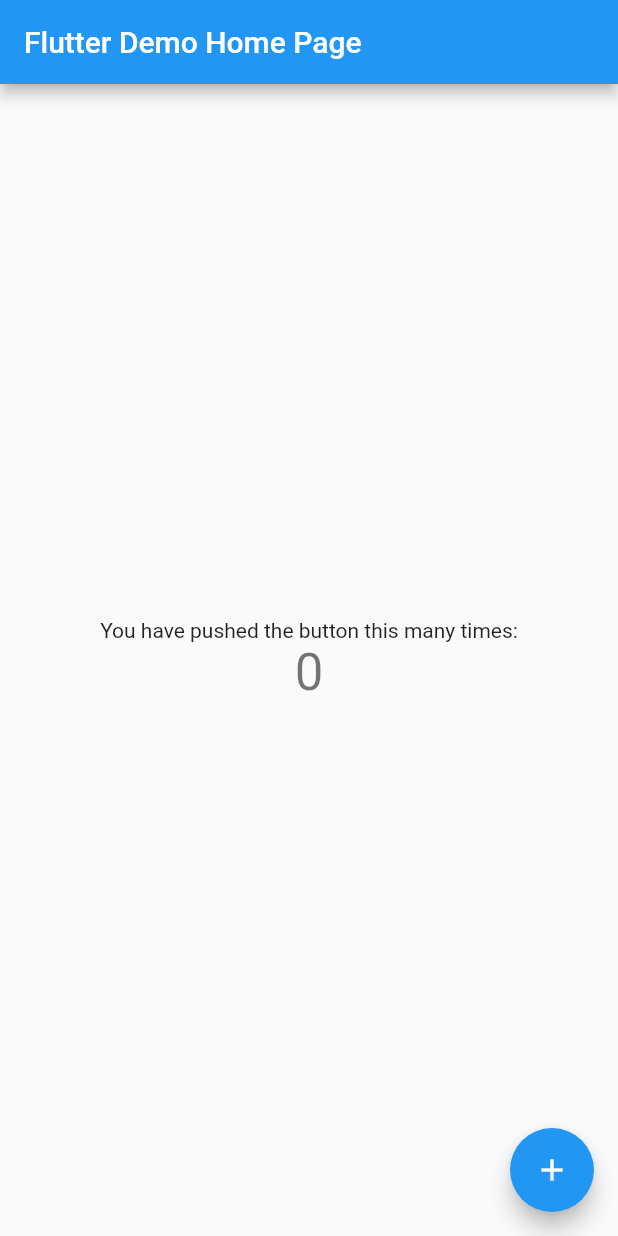
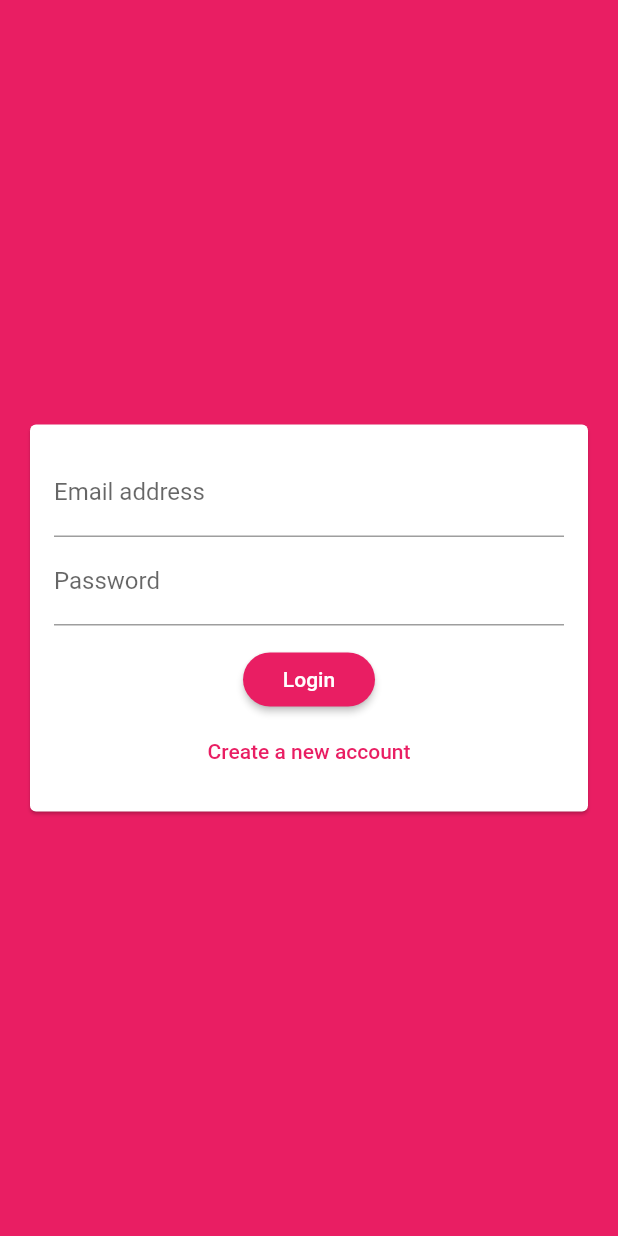
Before and after one commit to AndryRana/resakay, a Flutter app: the screen it shows after launch, on a phone screen of 412 x 824 dp. Run offline on Flutter 3.47's test engine with Material 2 defaults, Android fonts, the phone set to English and light mode, and no system bars; our stand-ins replace cloud_firestore, firebase_auth; accounts and stored records are empty.

Commit message:
Firebase, Image Upload, Push Notifications - Building a Chat App - 313 -  Flutter & the Firebase SDK - 314. Adding *GoogleServices-Info.plist* correctly to iOS - 315. Rendering Stream Data with StreamBuilder -316. Adding Data - 317. A Basic Authentication Screen - 318. Adding an App Theme - 319. Creating an Authentication Form - 320. Connecting Auth Form & Auth Screen -321. Adding the firebase_auth Packag -322. Implementing Authentication

```diff
--- a/lib/main.dart
+++ b/lib/main.dart
@@ -1,4 +1,7 @@
 import 'package:flutter/material.dart';
+
+import 'package:resakay/screens/auth_screen.dart';
+import './screens/chat_screen.dart';
 
 void main() {
   runApp(MyApp());
@@ -9,109 +12,22 @@ class MyApp extends StatelessWidget {
   @override
   Widget build(BuildContext context) {
     return MaterialApp(
-      title: 'Flutter Demo',
+      title: 'Resakay',
       theme: ThemeData(
-        // This is the theme of your application.
-        //
-        // Try running your application with "flutter run". You'll see the
-        // application has a blue toolbar. Then, without quitting the app, try
-        // changing the primarySwatch below to Colors.green and then invoke
-        // "hot reload" (press "r" in the console where you ran "flutter run",
-        // or simply save your changes to "hot reload" in a Flutter IDE).
-        // Notice that the counter didn't reset back to zero; the application
-        // is not restarted.
-        primarySwatch: Colors.blue,
-        // This makes the visual density adapt to the platform that you run
-        // the app on. For desktop platforms, the controls will be smaller and
-        // closer together (more dense) than on mobile platforms.
+        primarySwatch: Colors.pink,
+        backgroundColor: Colors.pink,
+        accentColor: Colors.deepPurple,
+        accentColorBrightness: Brightness.dark,
         visualDensity: VisualDensity.adaptivePlatformDensity,
+        buttonTheme: ButtonTheme.of(context).copyWith(
+          buttonColor: Colors.pink,
+          textTheme: ButtonTextTheme.primary,
+          shape: RoundedRectangleBorder(
+            borderRadius: BorderRadius.circular(20),
+          ),
+        ),
       ),
-      home: MyHomePage(title: 'Flutter Demo Home Page'),
+      home: AuthScreen(),
     );
   }
 }
-
-class MyHomePage extends StatefulWidget {
-  MyHomePage({Key key, this.title}) : super(key: key);
-
-  // This widget is the home page of your application. It is stateful, meaning
-  // that it has a State object (defined below) that contains fields that affect
-  // how it looks.
-
-  // This class is the configuration for the state. It holds the values (in this
-  // case the title) provided by the parent (in this case the App widget) and
-  // used by the build method of the State. Fields in a Widget subclass are
-  // always marked "final".
-
-  final String title;
-
-  @override
-  _MyHomePageState createState() => _MyHomePageState();
-}
-
-class _MyHomePageState extends State<MyHomePage> {
-  int _counter = 0;
-
-  void _incrementCounter() {
-    setState(() {
-      // This call to setState tells the Flutter framework that something has
-      // changed in this State, which causes it to rerun the build method below
-      // so that the display can reflect the updated values. If we changed
-      // _counter without calling setState(), then the build method would not be
-      // called again, and so nothing would appear to happen.
-      _counter++;
-    });
-  }
-
-  @override
-  Widget build(BuildContext context) {
-    // This method is rerun every time setState is called, for instance as done
-    // by the _incrementCounter method above.
-    //
-    // The Flutter framework has been optimized to make rerunning build methods
-    // fast, so that you can just rebuild anything that needs updating rather
-    // than having to individually change instances of widgets.
-    return Scaffold(
-      appBar: AppBar(
-        // Here we take the value from the MyHomePage object that was created by
-        // the App.build method, and use it to set our appbar title.
-        title: Text(widget.title),
-      ),
-      body: Center(
-        // Center is a layout widget. It takes a single child and positions it
-        // in the middle of the parent.
-        child: Column(
-          // Column is also a layout widget. It takes a list of children and
-          // arranges them vertically. By default, it sizes itself to fit its
-          // children horizontally, and tries to be as tall as its parent.
-          //
-          // Invoke "debug painting" (press "p" in the console, choose the
-          // "Toggle Debug Paint" action from the Flutter Inspector in Android
-          // Studio, or the "Toggle Debug Paint" command in Visual Studio Code)
-          // to see the wireframe for each widget.
-          //
-          // Column has various properties to control how it sizes itself and
-          // how it positions its children. Here we use mainAxisAlignment to
-          // center the children vertically; the main axis here is the vertical
-          // axis because Columns are vertical (the cross axis would be
-          // horizontal).
-          mainAxisAlignment: MainAxisAlignment.center,
-          children: <Widget>[
-            Text(
-              'You have pushed the button this many times:',
-            ),
-            Text(
-              '$_counter',
-              style: Theme.of(context).textTheme.headline4,
-            ),
-          ],
-        ),
-      ),
-      floatingActionButton: FloatingActionButton(
-        onPressed: _incrementCounter,
-        tooltip: 'Increment',
-        child: Icon(Icons.add),
-      ), // This trailing comma makes auto-formatting nicer for build methods.
-    );
-  }
-}
--- /dev/null
+++ b/lib/screens/auth_screen.dart
@@ -0,0 +1,61 @@
+import 'package:flutter/material.dart';
+import 'package:firebase_auth/firebase_auth.dart';
+import 'package:flutter/services.dart';
+
+import 'package:resakay/widgets/auth/auth_form.dart';
+
+class AuthScreen extends StatefulWidget {
+  @override
+  _AuthScreenState createState() => _AuthScreenState();
+}
+
+class _AuthScreenState extends State<AuthScreen> {
+  final _auth = FirebaseAuth.instance;
+
+  void _submitAuthForm(
+    String email,
+    String password,
+    String userName,
+    bool isLogin,
+    BuildContext ctx,
+  ) async {
+    AuthResult authResult;
+
+    try {
+      if (isLogin) {
+        authResult = await _auth.signInWithEmailAndPassword(
+          email: email,
+          password: password,
+        );
+      } else {
+        authResult = await _auth.createUserWithEmailAndPassword(
+          email: email,
+          password: password,
+        );
+      }
+    } on PlatformException catch (e) {
+      var message = 'An error occured, Please check yput credentials!';
+
+      if (e.message != null) {
+        message = e.message;
+      }
+
+      Scaffold.of(ctx).showSnackBar(
+        SnackBar(
+          content: Text(message),
+          backgroundColor: Theme.of(ctx).errorColor,
+        ),
+      );
+    } catch (e) {
+      print(e);
+    }
+  }
+
+  @override
+  Widget build(BuildContext context) {
+    return Scaffold(
+      backgroundColor: Theme.of(context).primaryColor,
+      body: AuthForm(_submitAuthForm),
+    );
+  }
+}
--- /dev/null
+++ b/lib/widgets/auth/auth_form.dart
@@ -0,0 +1,123 @@
+import 'package:flutter/material.dart';
+
+class AuthForm extends StatefulWidget {
+  AuthForm(this.submitFn);
+
+  final void Function(String email, String password, String usernName,
+      bool isLogin, BuildContext ctx) submitFn;
+
+  @override
+  _AuthFormState createState() => _AuthFormState();
+}
+
+class _AuthFormState extends State<AuthForm> {
+  final _formKey = GlobalKey<FormState>();
+  var _isLogin = true;
+  var _userEmail = '';
+  var _userName = '';
+  var _userPassword = '';
+
+  void _trySubmit() {
+    final isValid = _formKey.currentState.validate();
+    FocusScope.of(context).unfocus();
+
+    if (isValid) {
+      _formKey.currentState.save();
+      widget.submitFn(
+        _userEmail.trim(),
+        _userPassword.trim(),
+        _userName.trim(),
+        _isLogin,
+        context,
+      );
+      print(_userEmail);
+      print(_userName);
+      print(_userPassword);
+      // Use those values to send our request ...
+    }
+  }
+
+  @override
+  Widget build(BuildContext context) {
+    return Center(
+      child: Card(
+        margin: EdgeInsets.all(20),
+        child: SingleChildScrollView(
+          child: Padding(
+            padding: EdgeInsets.all(16),
+            child: Form(
+              key: _formKey,
+              child: Column(
+                mainAxisSize: MainAxisSize.min,
+                children: <Widget>[
+                  TextFormField(
+                    key: ValueKey('email'),
+                    validator: (value) {
+                      if (value.isEmpty || !value.contains('@')) {
+                        return 'Please enter  valid email address';
+                      }
+                      return null;
+                    },
+                    keyboardType: TextInputType.emailAddress,
+                    decoration: InputDecoration(
+                      labelText: 'Email address',
+                    ),
+                    onSaved: (value) {
+                      _userEmail = value;
+                    },
+                  ),
+                  if (!_isLogin)
+                    TextFormField(
+                      key: ValueKey('username'),
+                      validator: (value) {
+                        if (value.isEmpty || value.length < 4) {
+                          return 'Please enter at least 4 characters';
+                        }
+                        return null;
+                      },
+                      decoration: InputDecoration(labelText: 'Username'),
+                      onSaved: (value) {
+                        _userName = value;
+                      },
+                    ),
+                  TextFormField(
+                    key: ValueKey('password'),
+                    validator: (value) {
+                      if (value.isEmpty || value.length < 7) {
+                        return 'password must be at least 7 characters long.';
+                      }
+                      return null;
+                    },
+                    decoration: InputDecoration(labelText: 'Password'),
+                    obscureText: true,
+                    onSaved: (value) {
+                      _userPassword = value;
+                    },
+                  ),
+                  SizedBox(
+                    height: 12,
+                  ),
+                  RaisedButton(
+                    onPressed: _trySubmit,
+                    child: Text(_isLogin ? 'Login' : 'Signup'),
+                  ),
+                  FlatButton(
+                    textColor: Theme.of(context).primaryColor,
+                    onPressed: () {
+                      setState(() {
+                        _isLogin = !_isLogin;
+                      });
+                    },
+                    child: Text(_isLogin
+                        ? 'Create a new account'
+                        : 'I already have an account.'),
+                  ),
+                ],
+              ),
+            ),
+          ),
+        ),
+      ),
+    );
+  }
+}
--- a/pubspec.yaml
+++ b/pubspec.yaml
@@ -3,7 +3,7 @@ description: A new Flutter project.
 
 # The following line prevents the package from being accidentally published to
 # pub.dev using `pub publish`. This is preferred for private packages.
-publish_to: 'none' # Remove this line if you wish to publish to pub.dev
+publish_to: "none" # Remove this line if you wish to publish to pub.dev
 
 # The following defines the version and build number for your application.
 # A version number is three numbers separated by dots, like 1.2.43
@@ -24,10 +24,11 @@ dependencies:
   flutter:
     sdk: flutter
 
-
   # The following adds the Cupertino Icons font to your application.
   # Use with the CupertinoIcons class for iOS style icons.
   cupertino_icons: ^1.0.0
+  cloud_firestore: ^0.13.5
+  firebase_auth: ^0.16.1
 
 dev_dependencies:
   flutter_test:
@@ -38,7 +39,6 @@ dev_dependencies:
 
 # The following section is specific to Flutter.
 flutter:
-
   # The following line ensures that the Material Icons font is
   # included with your application, so that you can use the icons in
   # the material Icons class.
```
Also changed, not shown: lib/screens/chat_screen.dart (added, +38 -0 lines), pubspec.lock, 9 other files.
